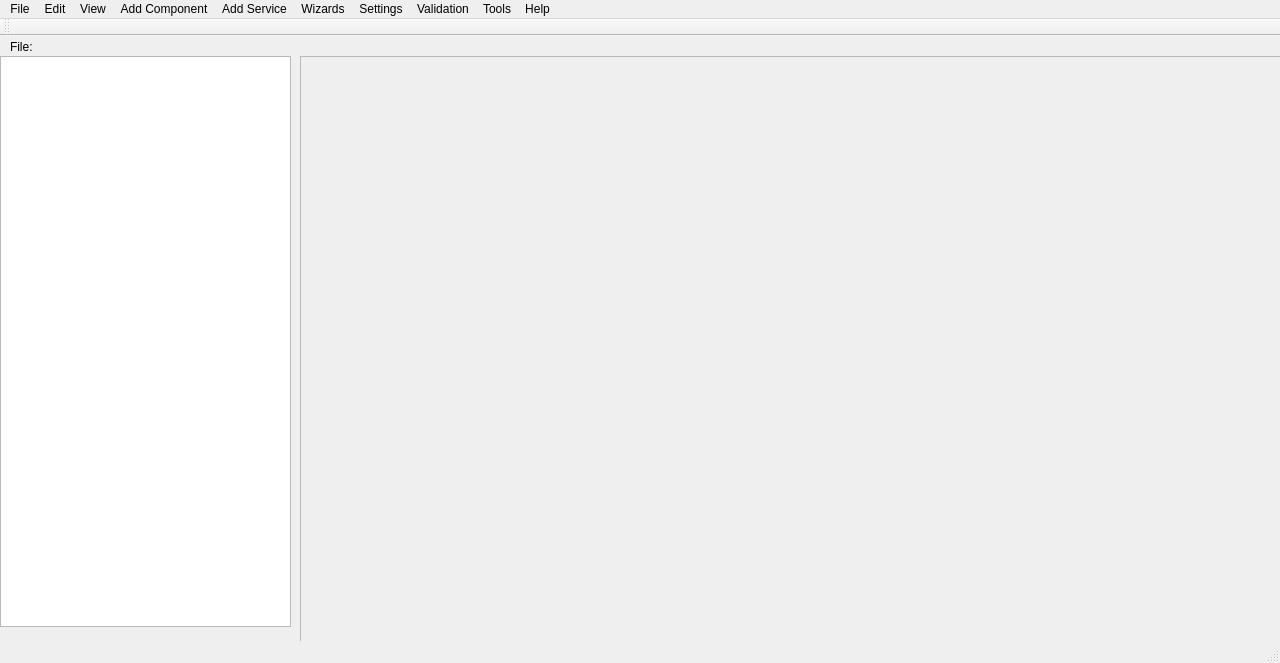
First picture: the form in configurator_app/MainWindow.ui, repository garonsky/HPCC-Configurator, before the edit.
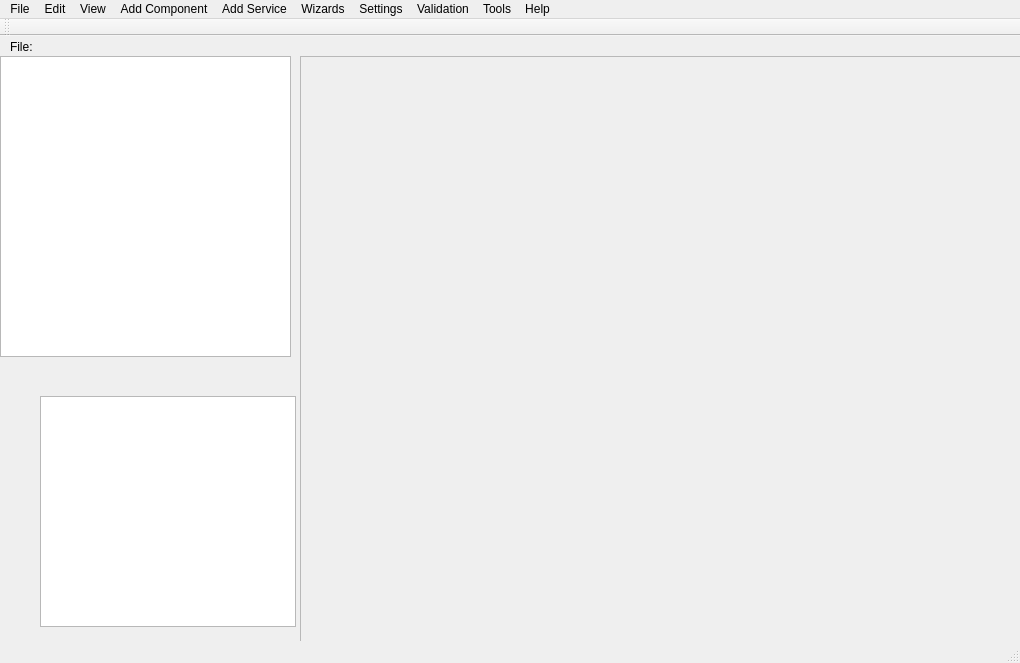
Second picture: the form after the edit.

```diff
--- a/configurator_app/MainWindow.ui
+++ b/configurator_app/MainWindow.ui
@@ -6,7 +6,7 @@
    <rect>
     <x>0</x>
     <y>0</y>
-    <width>1280</width>
+    <width>1020</width>
     <height>663</height>
    </rect>
   </property>
@@ -61,7 +61,7 @@
       <x>0</x>
       <y>20</y>
       <width>291</width>
-      <height>571</height>
+      <height>301</height>
      </rect>
     </property>
    </widget>
@@ -91,13 +91,23 @@
      <string>File:</string>
     </property>
    </widget>
+   <widget class="QListWidget" name="messageList">
+    <property name="geometry">
+     <rect>
+      <x>40</x>
+      <y>360</y>
+      <width>256</width>
+      <height>231</height>
+     </rect>
+    </property>
+   </widget>
   </widget>
   <widget class="QMenuBar" name="menuBar">
    <property name="geometry">
     <rect>
      <x>0</x>
      <y>0</y>
-     <width>1280</width>
+     <width>1020</width>
      <height>25</height>
     </rect>
    </property>
```
